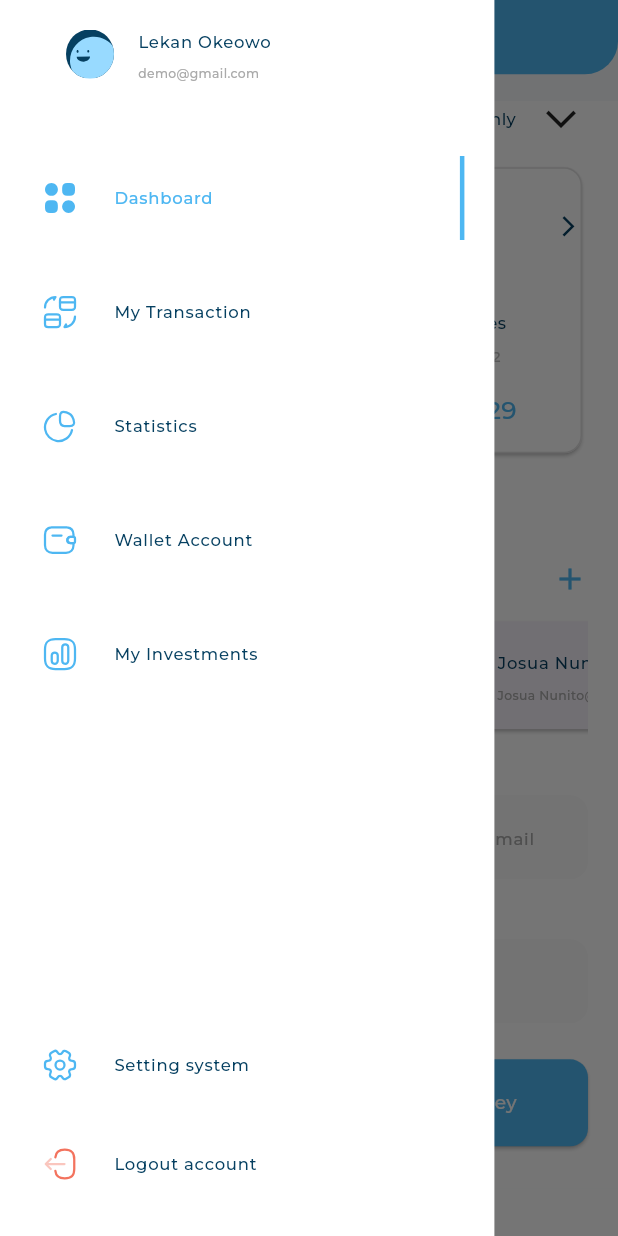
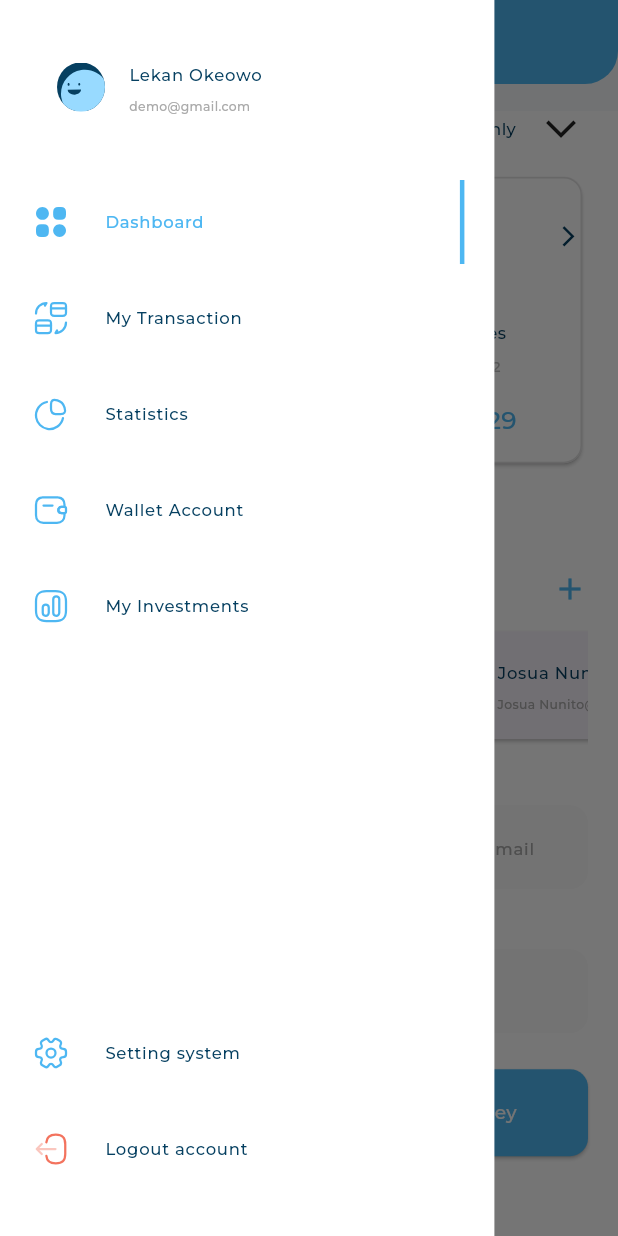
Before and after one commit to HazemAhmed677/admin-dashboard, a Flutter app: the screen it shows after launch, with the side drawer open, on a phone screen of 412 x 824 dp. Run offline on Flutter 3.47's test engine with Material 3 defaults, Android fonts, the phone set to English and light mode, and no system bars; our stand-ins replace device_preview, expandable_page_view, fl_chart, flutter_svg; project files that could hold a hidden picture were left out.

Commit message:
modify all conflicts (finish app)

```diff
--- a/lib/widgets/all_expanses_and_my_card_widgets.dart
+++ b/lib/widgets/all_expanses_and_my_card_widgets.dart
@@ -16,7 +16,6 @@ class AllExpansesAndMyCardWidgets extends StatelessWidget {
           hasScrollBody: false,
           child: Column(
             children: [
-              SizedBox(),
               SizedBox(
                 height: 18,
               ),
--- a/lib/widgets/custom_app_bar.dart
+++ b/lib/widgets/custom_app_bar.dart
@@ -11,7 +11,7 @@ class CustomAppBar extends StatelessWidget implements PreferredSizeWidget {
       constraints: BoxConstraints(
         minHeight: (MediaQuery.of(context).orientation == Orientation.landscape)
             ? hight * 2
-            : hight,
+            : 56,
       ),
       child: Container(
         height: hight,
--- a/lib/widgets/custom_drawer.dart
+++ b/lib/widgets/custom_drawer.dart
@@ -15,26 +15,37 @@ class CustomDrawer extends StatelessWidget {
     return MainContainer(
       rightPadding: 20,
       leftPadding:
-          (MediaQuery.of(context).orientation == Orientation.portrait) ? 28 : 4,
+          (MediaQuery.of(context).orientation == Orientation.portrait) ? 0 : 4,
       child: CustomScrollView(
         physics: const BouncingScrollPhysics(),
         slivers: [
-          SliverToBoxAdapter(
+          const SliverToBoxAdapter(
             child: SizedBox(
-              height:
-                  (MediaQuery.sizeOf(context).width < SizeConfig.mobileLayout)
-                      ? 0
-                      : 8,
+              height: 22,
             ),
           ),
-          const SliverToBoxAdapter(
-            child: SafeArea(
-              child: UserProfileColumn(),
+          SliverToBoxAdapter(
+            child: Padding(
+              padding:
+                  (MediaQuery.sizeOf(context).width < SizeConfig.tabletLayout &&
+                          MediaQuery.of(context).orientation ==
+                              Orientation.landscape)
+                      ? const EdgeInsets.only(left: 42)
+                      : const EdgeInsets.only(left: 22.0),
+              child: const UserProfileColumn(),
             ),
           ),
-          const SliverFillRemaining(
+          SliverFillRemaining(
             hasScrollBody: false,
-            child: UserProfileBottomColumn(),
+            child: Padding(
+              padding:
+                  (MediaQuery.sizeOf(context).width < SizeConfig.tabletLayout &&
+                          MediaQuery.of(context).orientation ==
+                              Orientation.landscape)
+                      ? const EdgeInsets.only(left: 42)
+                      : const EdgeInsets.only(left: 22.0),
+              child: const UserProfileBottomColumn(),
+            ),
           )
         ],
       ),
--- a/lib/widgets/desktop_layout.dart
+++ b/lib/widgets/desktop_layout.dart
@@ -27,7 +27,7 @@ class DesktopLayout extends StatelessWidget {
               slivers: [
                 SliverToBoxAdapter(
                   child: SizedBox(
-                    height: 20,
+                    height: 22,
                   ),
                 ),
                 SliverFillRemaining(
--- a/lib/widgets/expanses_card.dart
+++ b/lib/widgets/expanses_card.dart
@@ -34,7 +34,7 @@ class ExpansesCard extends StatelessWidget {
             children: [
               Padding(
                 padding: EdgeInsets.symmetric(
-                    horizontal: (width < SizeConfig.mobileLayout) ? 4 : 8.0),
+                    horizontal: (width < SizeConfig.mobileLayout) ? 4 : 12),
                 child: AllExpansesHeader(
                   cardModel: cardModel,
                   isActive: isActive,
--- a/lib/widgets/list_of_bottom_items_for_landscape.dart
+++ b/lib/widgets/list_of_bottom_items_for_landscape.dart
@@ -24,7 +24,7 @@ class _ListOfBottomItemsForLandscapeState
       children: [
         UserItemForLandscape(userItem: bottomItems[0]),
         const SizedBox(
-          height: 8,
+          height: 12,
         ),
         UserItemForLandscape(userItem: bottomItems[1]),
       ],
--- a/lib/widgets/list_of_user_bottom_items.dart
+++ b/lib/widgets/list_of_user_bottom_items.dart
@@ -1,4 +1,5 @@
 import 'package:flutter/material.dart';
+import 'package:flutter/widgets.dart';
 import 'package:responsive_dash_board/models/user_item_model.dart';
 import 'package:responsive_dash_board/utils/assets.dart';
 import 'package:responsive_dash_board/widgets/user_item.dart';
@@ -22,7 +23,7 @@ class _ListOfUserBottomItemsState extends State<ListOfUserBottomItems> {
       children: [
         UserItem(userItem: bottomItems[0]),
         const SizedBox(
-          height: 10,
+          height: 8,
         ),
         UserItem(userItem: bottomItems[1]),
       ],
--- a/lib/widgets/list_of_user_items.dart
+++ b/lib/widgets/list_of_user_items.dart
@@ -1,6 +1,7 @@
 import 'package:flutter/material.dart';
 import 'package:responsive_dash_board/models/user_item_model.dart';
 import 'package:responsive_dash_board/utils/assets.dart';
+import 'package:responsive_dash_board/utils/size_config.dart';
 import 'package:responsive_dash_board/widgets/user_item.dart';
 import 'package:responsive_dash_board/widgets/user_item_for_landscape.dart';
 
@@ -36,19 +37,30 @@ class _ListOfUserItemsState extends State<ListOfUserItems> {
           });
         },
         child: Padding(
-          padding: const EdgeInsets.symmetric(
-            vertical: 10.0,
+            padding: EdgeInsets.symmetric(
+              vertical:
+                  (MediaQuery.sizeOf(context).width < SizeConfig.tabletLayout &&
+                          MediaQuery.of(context).orientation ==
+                              Orientation.portrait)
+                      ? 4
+                      : (MediaQuery.sizeOf(context).width <
+                                  SizeConfig.tabletLayout &&
+                              MediaQuery.of(context).orientation ==
+                                  Orientation.landscape)
+                          ? 10
+                          : 10.0,
             ),
-          child: (MediaQuery.of(context).orientation == Orientation.portrait)
-              ? UserItem(
+            child: (MediaQuery.of(context).orientation ==
+                        Orientation.landscape &&
+                    MediaQuery.sizeOf(context).width < SizeConfig.tabletLayout)
+                ? UserItemForLandscape(
                     isActive: (currentIndex == index),
                     userItem: items[index],
                   )
-              : UserItemForLandscape(
+                : UserItem(
                     isActive: (currentIndex == index),
                     userItem: items[index],
-                ),
-        ),
+                  )),
       ),
     );
   }
--- a/lib/widgets/user_info.dart
+++ b/lib/widgets/user_info.dart
@@ -18,6 +18,7 @@ class UserInfo extends StatelessWidget {
       leading: ClipOval(
         child: SvgPicture.asset(
           image,
+          fit: BoxFit.fill,
         ),
       ),
       title: FittedBox(
--- a/lib/widgets/user_profile_bottom_column.dart
+++ b/lib/widgets/user_profile_bottom_column.dart
@@ -1,4 +1,5 @@
 import 'package:flutter/material.dart';
+import 'package:responsive_dash_board/utils/size_config.dart';
 import 'package:responsive_dash_board/widgets/list_of_bottom_items_for_landscape.dart';
 import 'package:responsive_dash_board/widgets/list_of_user_bottom_items.dart';
 
@@ -11,13 +12,16 @@ class UserProfileBottomColumn extends StatelessWidget {
   Widget build(BuildContext context) {
     return Column(children: [
       const Expanded(
-        child: SizedBox(),
+        child: SizedBox(
+          height: 14,
+        ),
       ),
-      (MediaQuery.of(context).orientation == Orientation.portrait)
-          ? const ListOfUserBottomItems()
-          : SafeArea(child: const ListOfBottomItemsForLandscape()),
+      (MediaQuery.of(context).orientation == Orientation.landscape &&
+              MediaQuery.sizeOf(context).width < SizeConfig.tabletLayout)
+          ? const ListOfBottomItemsForLandscape()
+          : const ListOfUserBottomItems(),
       const SizedBox(
-        height: 20,
+        height: 30,
       ),
     ]);
   }
--- a/lib/widgets/user_profile_column.dart
+++ b/lib/widgets/user_profile_column.dart
@@ -14,13 +14,14 @@ class UserProfileColumn extends StatelessWidget {
   Widget build(BuildContext context) {
     return Column(
       children: [
-        (MediaQuery.of(context).orientation == Orientation.portrait)
-            ? const UserInfo(
+        (MediaQuery.of(context).orientation == Orientation.landscape &&
+                MediaQuery.sizeOf(context).width < SizeConfig.tabletLayout)
+            ? const UserInfoForLandscape(
                 image: Assets.imagesAvatar1,
                 title: 'Lekan Okeowo',
                 subTitle: 'demo@gmail.com',
               )
-            : const UserInfoForLandscape(
+            : const UserInfo(
                 image: Assets.imagesAvatar1,
                 title: 'Lekan Okeowo',
                 subTitle: 'demo@gmail.com',
```
Lines whose indentation alone changed are shown as unchanged.
